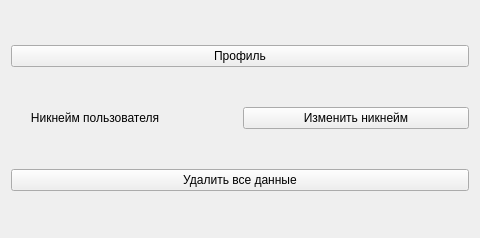
Above: userwidget.ui from Unisbern/RPG_planner before the change. Below: the same form after it.
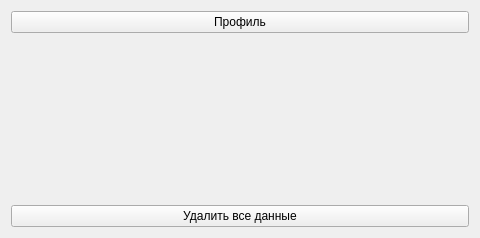
That is the form after the change.

The edit to the form file:
```diff
--- a/userwidget.ui
+++ b/userwidget.ui
@@ -26,14 +26,7 @@
      <item>
       <widget class="QLabel" name="username">
        <property name="text">
-        <string>      Никнейм пользователя</string>
-       </property>
-      </widget>
-     </item>
-     <item>
-      <widget class="QPushButton" name="pushButton_2">
-       <property name="text">
-        <string>Изменить никнейм</string>
+        <string/>
        </property>
       </widget>
      </item>
```
